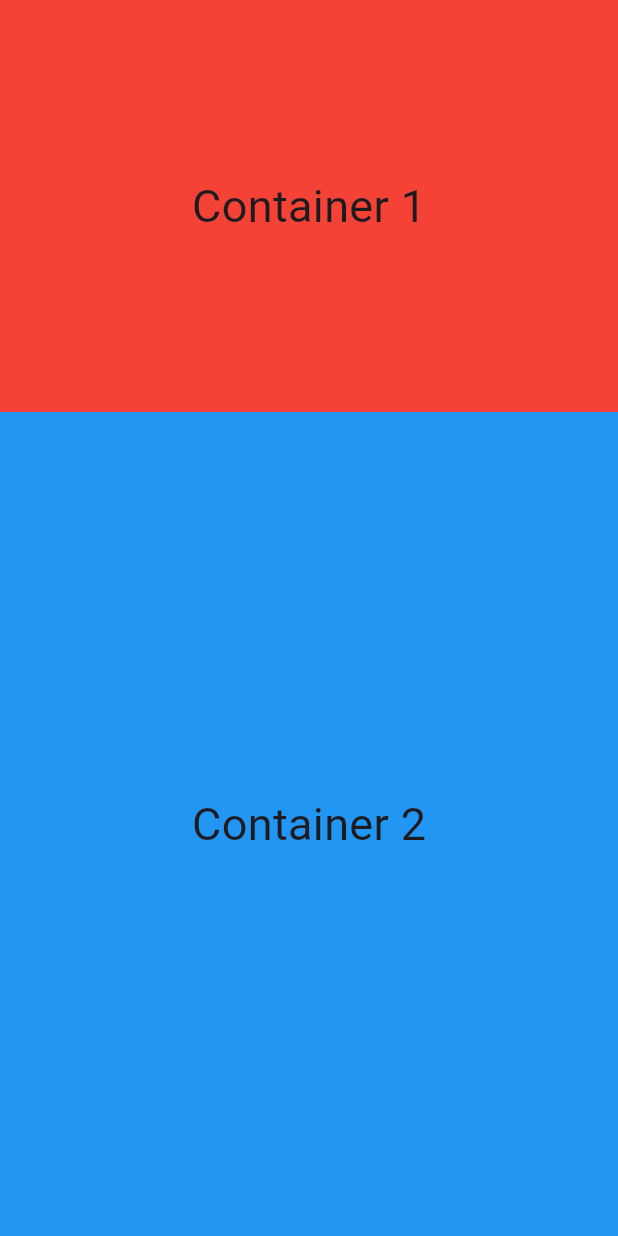
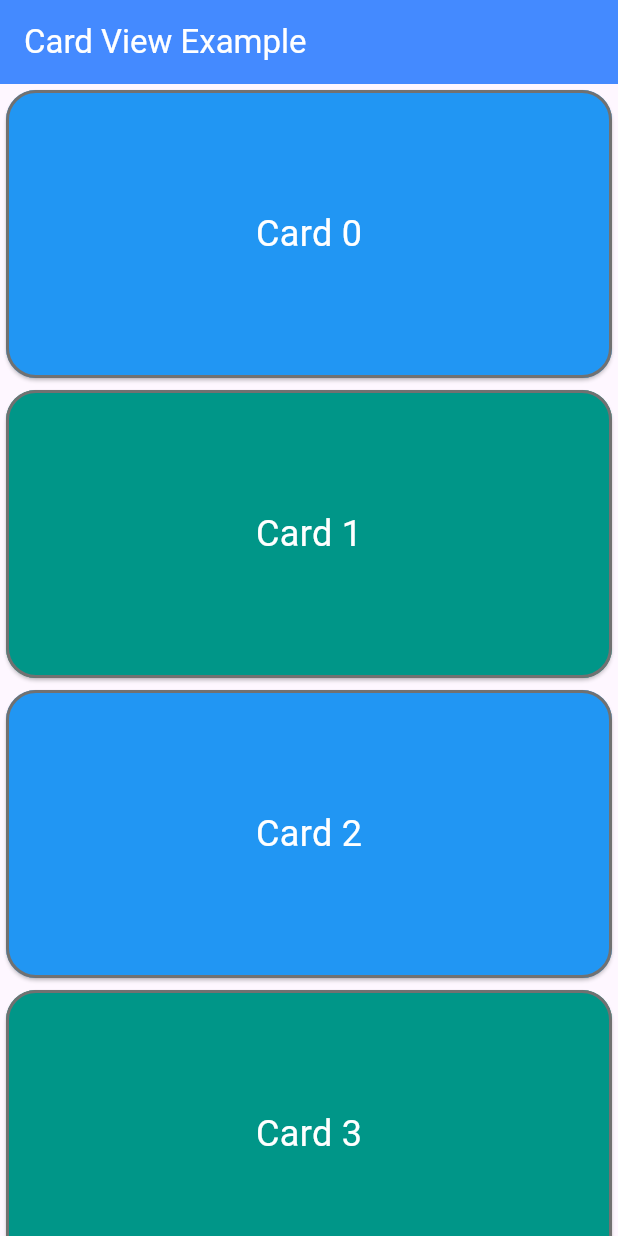
Before and after one commit to Prajwol999/first_application, a Flutter app: the screen it shows after launch, on a phone screen of 412 x 824 dp. Run offline on Flutter 3.47's test engine with Material 3 defaults, Android fonts, the phone set to English and light mode, and no system bars.

Commit message:
card view

```diff
--- a/lib/app.dart
+++ b/lib/app.dart
@@ -7,8 +7,10 @@
 // import 'package:first_application/model/arithmetic_model.dart';
 // import 'package:first_application/view/arithmetic_new_view.dart';
 // import 'package:first_application/view/container_view.dart';
-import 'package:first_application/view/flexible_expanded_view.dart';
+// import 'package:first_application/view/flexible_expanded_view.dart';
+// import 'package:first_application/view/student_view.dart';
 // import 'package:first_application/view/load_image_view.dart';
+import 'package:first_application/view/card_view.dart';
 import 'package:flutter/material.dart';
 
 class App extends StatelessWidget {
@@ -16,6 +18,6 @@ class App extends StatelessWidget {
 
   @override
   Widget build(BuildContext context) {
-    return MaterialApp(home: FlexibleExpandedView());
+    return MaterialApp(home: CardView());
   }
 }
--- /dev/null
+++ b/lib/common/common_card_view.dart
@@ -0,0 +1,32 @@
+import 'package:flutter/material.dart';
+
+class CommonCardView extends StatelessWidget {
+  final String title;
+  final Color color;
+
+  const CommonCardView({super.key, required this.title, required this.color, required Null Function() onTap});
+
+  @override
+  Widget build(BuildContext context) {
+    return SizedBox(
+      height: 200,
+      width: double.infinity,
+      child: Card(
+        shape: RoundedRectangleBorder(
+          borderRadius: BorderRadius.circular(20),
+          side: const BorderSide(
+            color: Color.fromARGB(255, 113, 113, 113),
+            width: 2,
+          ),
+        ),
+        color: color,
+        child: Center(
+          child: Text(
+            title,
+            style: TextStyle(color: Colors.white, fontSize: 24),
+          ),
+        ),
+      ),
+    );
+  }
+}
--- /dev/null
+++ b/lib/view/card_view.dart
@@ -0,0 +1,54 @@
+import 'package:first_application/common/common_card_view.dart';
+import 'package:first_application/common/my_snackbar.dart';
+import 'package:flutter/material.dart';
+
+
+class CardView extends StatelessWidget {
+  const CardView({super.key});
+
+  @override
+  Widget build(BuildContext context) {
+    return Scaffold(
+      appBar: AppBar(
+        title: const Text('Card View Example'),
+        backgroundColor: Colors.blueAccent,
+        foregroundColor: Colors.white,
+      ),
+      body: SingleChildScrollView(
+        child: Column(
+          children: [
+            for (int i = 0; i < 100; i++) ...{
+              if (i % 2 == 0) ...{
+
+                CommonCardView(
+                  title: "Card $i",
+                  color: Colors.blue,
+                  onTap: () {
+                    showmySnackBar(
+                      context: context,
+                      content: "Even number selected",
+                      color: Colors.blueAccent,
+                    );
+                  },
+                ),
+              } else ...{
+
+                CommonCardView(
+                  title: "Card $i",
+                  color: Colors.teal,
+                  onTap: () {
+                    showmySnackBar(
+                      context: context,
+                      content: "Odd number selected",
+                      color: Colors.redAccent,
+                    );
+                  },
+                ),
+              },
+            },
+          ],
+        ),
+      ),
+    );
+  }
+}
```
Also changed, not shown: lib/model/student.dart (added, +12 -0 lines), lib/view/flexible_expanded_view.dart (+20 -14 lines), lib/view/student_view.dart (added, +138 -0 lines).
